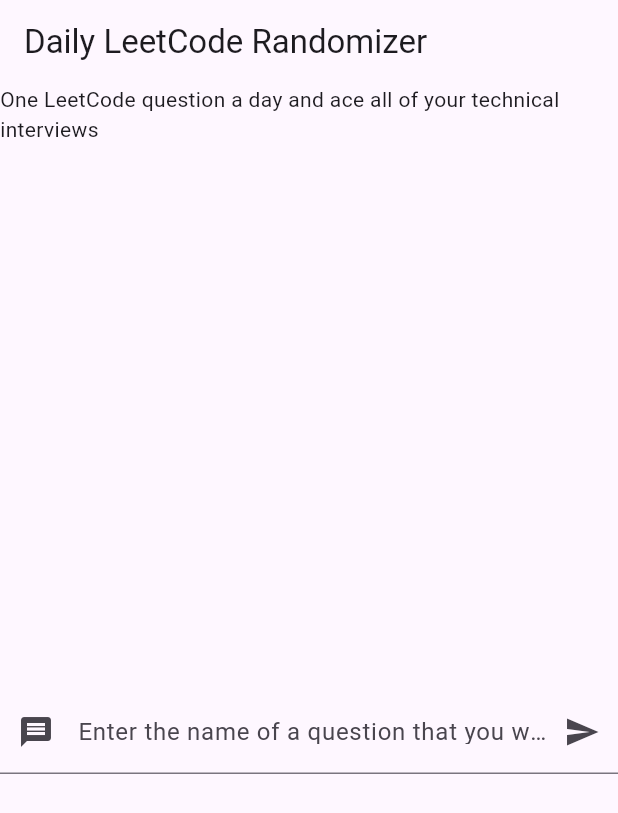
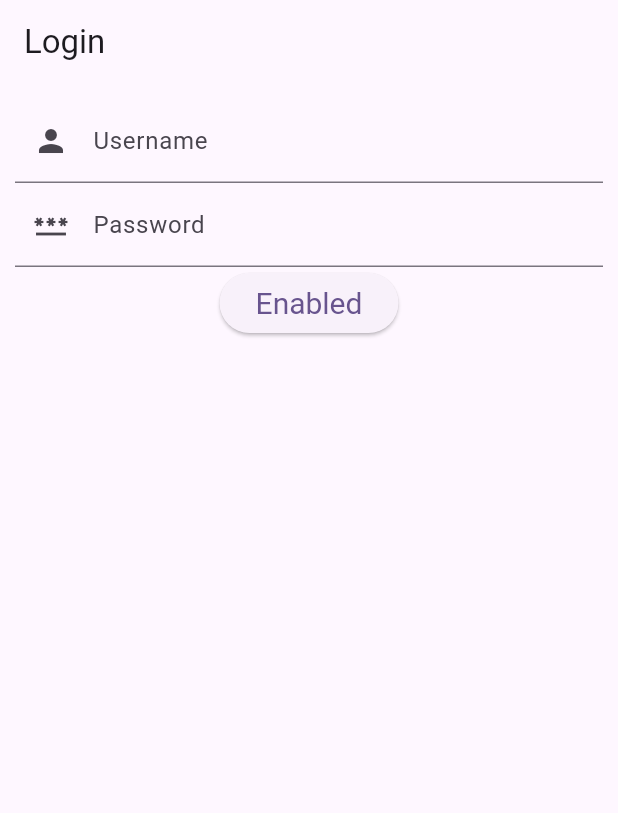
Before and after one commit to BraxWong/Daily-Leetcode-Randomizer, a Flutter app: the screen it shows after launch, on a phone screen of 412 x 824 dp. Shown: the top 813 px of the screen. Run offline on Flutter 3.47's test engine with Material 3 defaults, Android fonts, the phone set to English and light mode, and no system bars.

Commit message:
feature: Added a login page.

```diff
--- /dev/null
+++ b/daily_leetcode_randomizer/lib/Login.dart
@@ -0,0 +1,59 @@
+import 'package:flutter/material.dart';
+
+class Login extends StatelessWidget {
+  @override
+  Widget build(BuildContext context) {
+    return Scaffold(
+      appBar: AppBar(
+        title: Text('Login')
+      ),
+      body: Body()
+    );
+  }
+}
+
+class Body extends StatefulWidget {
+  @override
+  _BodyState createState() => _BodyState();
+}
+
+class _BodyState extends State<Body> {
+  String username = "";
+  String password = "";
+  TextEditingController usernameController = new TextEditingController();
+  TextEditingController passwordController = new TextEditingController();
+  final ButtonStyle style = ElevatedButton.styleFrom(textStyle: const TextStyle(fontSize: 20));
+  @override
+  Widget build(BuildContext context){
+    return Align(alignment: Alignment.center,
+                 child: Padding(padding: EdgeInsets.all(10),
+                    child: Column(
+                      children: <Widget>[
+                        TextField(
+                          controller: usernameController,
+                          decoration: InputDecoration(
+                            prefixIcon: Icon(
+                              Icons.person
+                            ),
+                            labelText: "Username",
+                          ),
+                        ),
+                        TextField(
+                          controller: passwordController,
+                          decoration: InputDecoration(
+                            prefixIcon: Icon(
+                              Icons.password
+                            ),
+                            labelText: "Password",
+                          ),
+                        ),
+                        ElevatedButton(
+                          style: style,
+                          onPressed: () {},
+                          child: const Text('Enabled'),
+                        )
+                      ]
+                    )
+                ));
+  }
+}
--- a/daily_leetcode_randomizer/lib/main.dart
+++ b/daily_leetcode_randomizer/lib/main.dart
@@ -1,5 +1,7 @@
 import 'package:flutter/material.dart';
-import 'package:daily_leetcode_randomizer/QuestionCompletionHistory.dart';
+import 'QuestionCompletionHistory.dart';
+import 'HomePage.dart';
+import 'Login.dart';
 
 void main() {
   runApp(const MyApp());
@@ -15,7 +17,7 @@ class MyApp extends StatelessWidget {
         colorScheme: ColorScheme.fromSeed(seedColor: Colors.deepPurple),
         useMaterial3: true,
       ),
-      home: MyHomePage(),
+      home: Login(),
     );
   }
 }
@@ -45,7 +47,7 @@ class _MyHomePageState extends State<MyHomePage> {
         title: Text('Daily LeetCode Randomizer')
       ),
       body: Column(
-        children: <Widget>[AppSlogan(), Expanded(child: QuestionList(this.history)), Expanded(child: SearchLeetCodeQuestion(this.searchQuestion))]
+        children: <Widget>[AppSlogan(), Expanded(child: QuestionList(this.history)), SearchLeetCodeQuestion(this.searchQuestion)]
       )
     );
   }
@@ -142,6 +144,8 @@ class _QuestionListState extends State<QuestionList> {
   void questionCompleted(QuestionCompletionHistory question) {
     this.setState((){
       question.questionCompleted();
+      //Gets rid of the keyboard when the user is done typing
+      FocusScope.of(context).unfocus();
     });
   }
 
@@ -158,8 +162,11 @@ class _QuestionListState extends State<QuestionList> {
             children: <Widget>[Expanded(child: ListTile(title: Text(question.body),
                                                         subtitle: Text(question.user))),
                                Text("Number of completion: " + question.numOfCompletion.toString()),
-                               Row(children: <Widget>[IconButton(icon: Icon(Icons.check),
-                                                                 onPressed: () => questionCompleted(question))]
+                               Row(children: <Widget>[IconButton(
+                                                        icon: Icon(Icons.check),
+                                                        onPressed: () => questionCompleted(question),
+                                                        color: question.userCompleted ? Colors.green : Colors.black
+                                                      )]
                                )]
           )
         );
```
